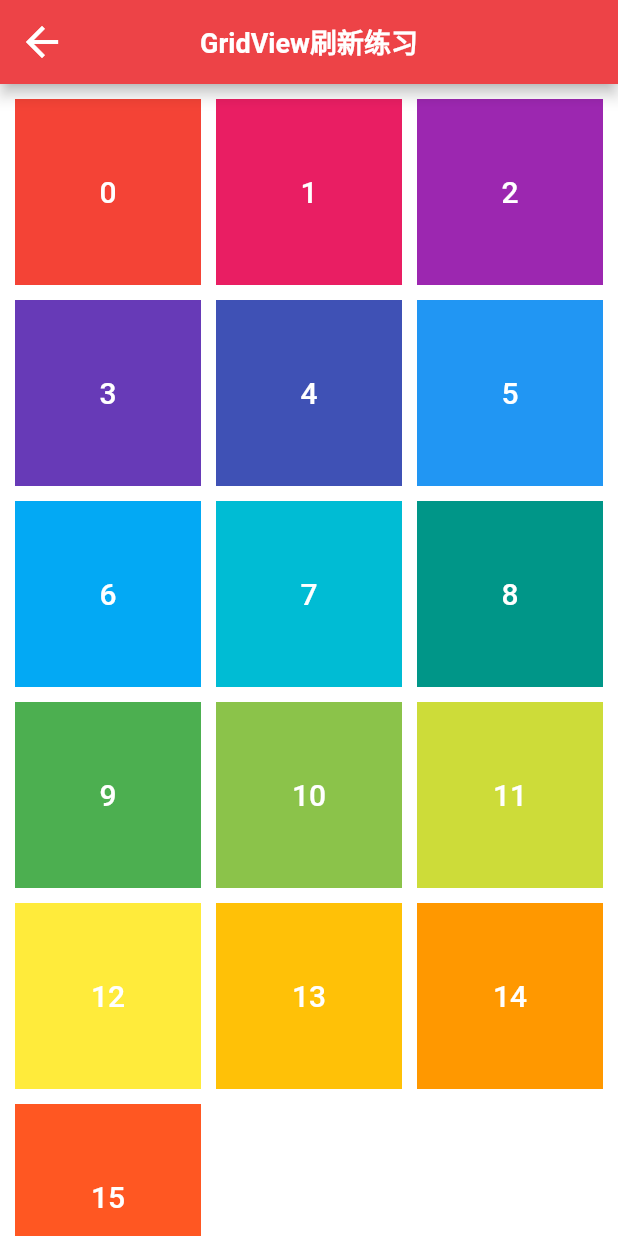
After one commit to Lester2020/flutter_study_demo, a Flutter app: the GridViewRefreshDemo screen opened directly, on a phone screen of 412 x 824 dp. The commit adds this screen. Run offline on Flutter 3.47's test engine with Material 2 defaults, Android fonts, the phone set to English and light mode, and no system bars; our stand-ins replace connectivity, dio, event_bus, flutter_swiper_null_safety, fluttertoast, image_picker and 4 more; accounts and stored records are empty; network calls fail.

Commit message:
lester commit

```diff
--- a/lib/basic/basic_page.dart
+++ b/lib/basic/basic_page.dart
@@ -14,7 +14,9 @@ import 'package:flutter_study_demo/basic/demo/keybord_demo_page.dart';
 import 'package:flutter_study_demo/basic/demo/transform_demo_page.dart';
 import 'package:flutter_study_demo/basic/demo/widget_layout_demo1.dart';
 import 'package:flutter_study_demo/basic/demo/widget_layout_demo2.dart';
+import 'package:flutter_study_demo/basic/grid_view/grid_view_builder_demo.dart';
 import 'package:flutter_study_demo/basic/grid_view/grid_view_count_demo.dart';
+import 'package:flutter_study_demo/basic/grid_view/grid_view_refresh_demo.dart';
 import 'package:flutter_study_demo/basic/inherited/inherited_widget_file.dart';
 import 'package:flutter_study_demo/basic/list_view/list_view_bulider_demo.dart';
 import 'package:flutter_study_demo/basic/list_view/list_view_refresh_demo.dart';
@@ -197,4 +199,6 @@ Map<String, Widget> itemRouters = {
   'ListView Builder用法' : const ListViewBuilderDemo(),
   'ListView Separated用法' : const ListViewSeparatedDemo(),
   'GridView Count用法' : const GridViewCountDemo(),
+  'GridView Builder用法' : const GridViewBuilderDemo(),
+  'GridView刷新练习' : const GridViewRefreshDemo(),
 };
--- /dev/null
+++ b/lib/basic/grid_view/grid_view_refresh_demo.dart
@@ -0,0 +1,96 @@
+import 'package:flutter/material.dart';
+
+class GridViewRefreshDemo extends StatefulWidget {
+  const GridViewRefreshDemo({Key? key}) : super(key: key);
+
+  @override
+  _GridViewRefreshDemoState createState() => _GridViewRefreshDemoState();
+}
+
+class _GridViewRefreshDemoState extends State<GridViewRefreshDemo> {
+
+  ScrollController _controller = ScrollController();
+  bool _isLoading = false;
+  List _list = [0, 1, 2, 3, 4, 5, 6, 7, 8, 9, 10, 11, 12, 13, 14, 15];
+
+  @override
+  void initState() {
+    super.initState();
+    _controller.addListener(() {
+      if(!_isLoading && _controller.position.pixels >= _controller.position.maxScrollExtent){
+        setState(() {
+          _isLoading = true;
+          footerRefresh();
+        });
+      }
+    });
+  }
+
+  @override
+  void dispose() {
+    super.dispose();
+    _controller.dispose();
+  }
+
+  Future headerRefresh() {
+    return Future.delayed(Duration(seconds: 2), (){
+      List temp = [];
+      for(int i = 0; i < 20; i++){
+        temp.add(i);
+      }
+      setState(() {
+        _list = temp;
+      });
+    });
+  }
+
+  Future footerRefresh() {
+    return Future.delayed(Duration(seconds: 2), (){
+      List temp = [];
+      for(int i = _list.length; i < _list.length + 20; i++){
+        temp.add(i);
+      }
+      setState(() {
+        _isLoading = false;
+        _list.addAll(temp);
+      });
+    });
+  }
+
+  @override
+  Widget build(BuildContext context) {
+    return Scaffold(
+      appBar: AppBar(
+        title: Text('GridView刷新练习'),
+      ),
+      body: RefreshIndicator(
+        onRefresh: headerRefresh,
+        child: GridView.builder(
+          controller: _controller,
+          padding: EdgeInsets.all(10),
+          itemCount: _list.length,
+          gridDelegate: SliverGridDelegateWithFixedCrossAxisCount(
+            crossAxisCount: 3,
+            crossAxisSpacing: 10,
+            mainAxisSpacing: 10,
+          ),
+          itemBuilder: (context, index){
+            return Container(
+              color: Colors.primaries[index % 18],
+              alignment: Alignment.center,
+              child: Text(
+                  _list[index].toString(),
+                style: TextStyle(
+                  color: Colors.white,
+                  fontSize: 20,
+                  fontWeight: FontWeight.w500
+                ),
+              ),
+            );
+          },
+        ),
+      ),
+    );
+  }
+
+}
```
Also changed, not shown: lib/basic/grid_view/grid_view_builder_demo.dart (added, +75 -0 lines), lib/basic/grid_view/mock_data.dart (+48 -0 lines), lib/basic/grid_view/programme_item.dart (added, +130 -0 lines), lib/basic/grid_view/programme_model.dart (added, +20 -0 lines), lib/basic/list_view/subscribe_account_item.dart (+15 -0 lines).
